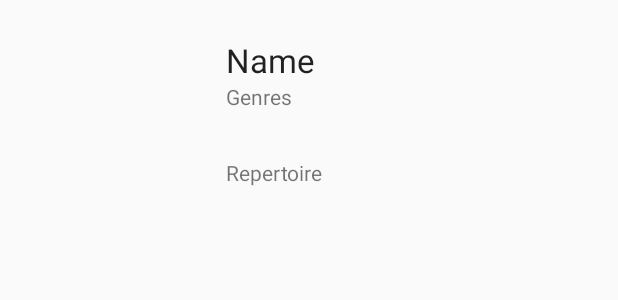
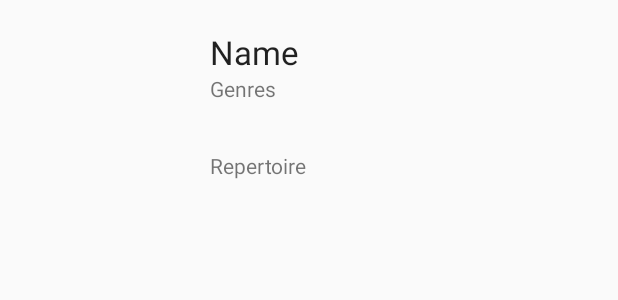
Before and after one commit to niazarak/YandexMusicApp, an Android app: the layout list_item.xml on its own in the app's theme, with its tools: preview values and no code run, on a phone screen of 412 x 824 dp. Shown: the top 300 px of the screen. Run offline under Robolectric (Android 15) with nearby library versions, the phone set to English and light mode, and no system bars; network calls fail.

Commit message:
project structure changed

```diff
--- a/app/src/main/AndroidManifest.xml
+++ b/app/src/main/AndroidManifest.xml
@@ -11,17 +11,17 @@
         android:label="@string/app_name"
         android:supportsRtl="true"
         android:theme="@style/Main">
-        <activity android:name=".MainActivity">
+        <activity android:name=".activities.MainActivity">
             <intent-filter>
                 <action android:name="android.intent.action.MAIN" />
 
                 <category android:name="android.intent.category.LAUNCHER" />
             </intent-filter>
         </activity>
-        <activity android:name=".ArtistActivity"
+        <activity android:name=".activities.ArtistActivity"
             android:theme="@style/Item">
             <meta-data android:name="android.support.PARENT_ACTIVITY"
-                android:value=".MainActivity" />
+                android:value=".activities.MainActivity" />
         </activity>
     </application>
 
--- a/app/src/main/java/com/yandexmusicapp/ArtistActivity.java
+++ b/app/src/main/java/com/yandexmusicapp/activities/ArtistActivity.java
@@ -1,4 +1,4 @@
-package com.yandexmusicapp;
+package com.yandexmusicapp.activities;
 
 import android.content.Intent;
 import android.content.res.Resources;
@@ -18,6 +18,7 @@ import android.widget.TextView;
 
 import com.squareup.picasso.Callback;
 import com.squareup.picasso.Picasso;
+import com.yandexmusicapp.R;
 import com.yandexmusicapp.models.Artist;
 
 public class ArtistActivity extends AppCompatActivity {
--- a/app/src/main/java/com/yandexmusicapp/ArtistAdapter.java
+++ b/app/src/main/java/com/yandexmusicapp/adapters/ArtistAdapter.java
@@ -1,4 +1,4 @@
-package com.yandexmusicapp;
+package com.yandexmusicapp.adapters;
 
 import android.content.Context;
 import android.content.Intent;
@@ -10,6 +10,8 @@ import android.widget.ImageView;
 import android.widget.TextView;
 
 import com.squareup.picasso.Picasso;
+import com.yandexmusicapp.activities.ArtistActivity;
+import com.yandexmusicapp.R;
 import com.yandexmusicapp.models.Artist;
 
 import java.util.ArrayList;
@@ -23,7 +25,7 @@ public class ArtistAdapter extends RecyclerView.Adapter<ArtistAdapter.ArtistHold
     ArrayList<Artist> allArtists; // так как механизм фильтрации работает по принципу удаления
     // ненужных элементов, то изначальные элементы нужно где-то хранить
     ArrayList<Artist> filteredArtists; // вывода результата поиска (фильтрованный allArtists)
-    Boolean sortedAlphabetically; //дадим пользователю всего два списка - сортирован либо по алфавиту,
+    public Boolean sortedAlphabetically; //дадим пользователю всего два списка - сортирован либо по алфавиту,
     // либо по количеству песен (выводить чистый ответ с сервера,
     // в котором артисты находятся в хаотичном порядке - плохой UX)
 
--- a/app/src/main/java/com/yandexmusicapp/DividerItemDecoration.java
+++ b/app/src/main/java/com/yandexmusicapp/adapters/decorations/DividerItemDecoration.java
@@ -1,4 +1,4 @@
-package com.yandexmusicapp;
+package com.yandexmusicapp.adapters.decorations;
 
 import android.content.Context;
 import android.content.res.TypedArray;
--- a/app/src/main/java/com/yandexmusicapp/models/Cover.java
+++ b/app/src/main/java/com/yandexmusicapp/models/Cover.java
@@ -6,7 +6,6 @@ import com.google.gson.annotations.SerializedName;
 import java.io.Serializable;
 
 public class Cover implements Serializable{
-    //модель обложки артиста для Gson
 
     @SerializedName("small")
     @Expose
--- a/app/src/main/java/com/yandexmusicapp/YandexApi.java
+++ b/app/src/main/java/com/yandexmusicapp/network/YandexApi.java
@@ -1,4 +1,4 @@
-package com.yandexmusicapp;
+package com.yandexmusicapp.network;
 
 import com.yandexmusicapp.models.Artist;
 
--- a/app/src/main/res/layout/activity_artist.xml
+++ b/app/src/main/res/layout/activity_artist.xml
@@ -7,7 +7,7 @@
     android:fitsSystemWindows="true"
     android:layout_height="match_parent"
     android:layout_width="match_parent"
-    tools:context=".ArtistActivity">
+    tools:context=".activities.ArtistActivity">
 
     <android.support.design.widget.AppBarLayout
         android:id="@+id/main.appbar"
--- a/app/src/main/res/layout/activity_main.xml
+++ b/app/src/main/res/layout/activity_main.xml
@@ -4,7 +4,7 @@
     android:fitsSystemWindows="true"
     android:layout_height="match_parent"
     android:layout_width="match_parent"
-    tools:context=".MainActivity">
+    tools:context=".activities.MainActivity">
 
     <RelativeLayout
         android:id="@+id/splash"
--- a/app/src/main/res/layout/list_item.xml
+++ b/app/src/main/res/layout/list_item.xml
@@ -2,14 +2,14 @@
 <RelativeLayout
     xmlns:android="http://schemas.android.com/apk/res/android"
     android:layout_width="match_parent"
-    android:layout_height="150dip"
+    android:layout_height="wrap_content"
     android:background="?attr/selectableItemBackground">
 
     <ImageView
         android:layout_width="100dip"
         android:layout_height="100dip"
         android:id="@+id/cover"
-        android:layout_margin="25dip" />
+        android:layout_margin="20dip" />
 
     <TextView
         android:layout_width="wrap_content"
```
Also changed, not shown: app/src/main/java/com/yandexmusicapp/activities/MainActivity.java (renamed from app/src/main/java/com/yandexmusicapp/MainActivity.java, +7 -2 lines), app/src/main/java/com/yandexmusicapp/models/Artist.java (+5 -6 lines), app/src/main/java/com/yandexmusicapp/network/ServiceGenerator.java (renamed from app/src/main/java/com/yandexmusicapp/ServiceGenerator.java, +3 -18 lines).
